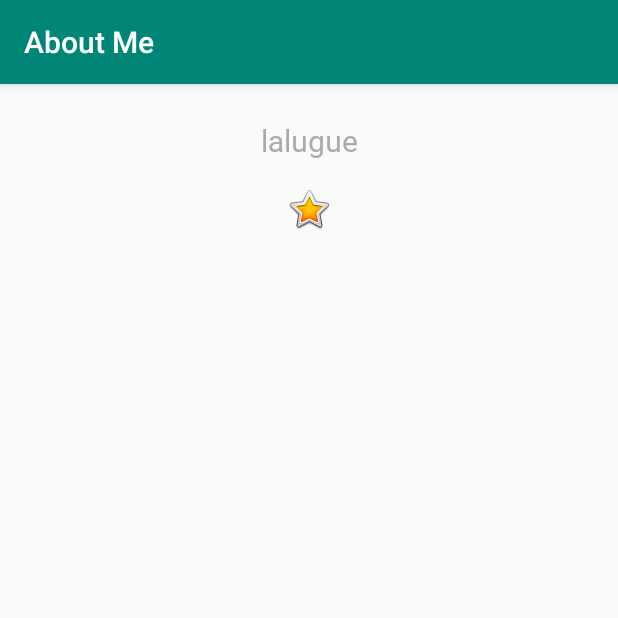
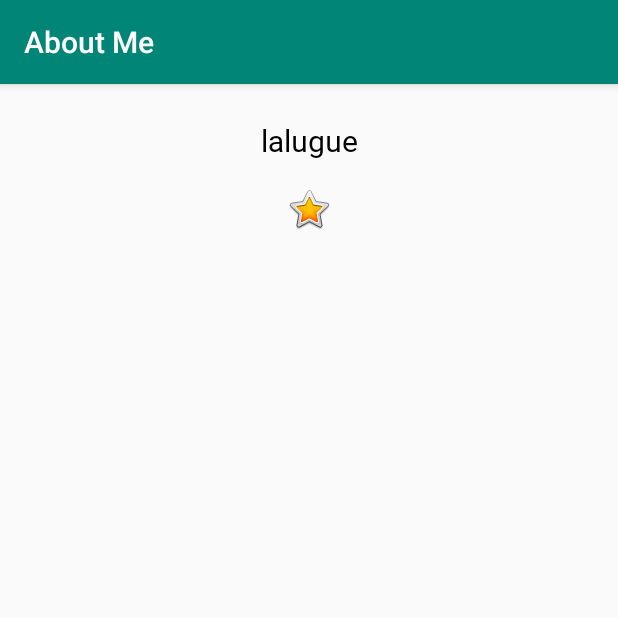
Before and after one commit to lalugue/AndroidAboutMe, an Android app: the screen it shows after launch (MainActivity), on a phone screen of 412 x 824 dp, the top half of it. Run offline under Robolectric (Android 15) with nearby library versions, the phone set to English and light mode, and no system bars.

Commit message:
revert color of text in NameStyle

```diff
--- a/app/src/main/res/values/styles.xml
+++ b/app/src/main/res/values/styles.xml
@@ -12,7 +12,7 @@
         <item name="android:layout_marginTop">@dimen/layout_margin</item>
         <item name="android:fontFamily">@font/roboto</item>
         <item name="android:paddingTop">@dimen/small_padding</item>
-        <item name="android:textColor">@android:color/darker_gray</item>
+        <item name="android:textColor">@android:color/black</item>
         <item name="android:textSize">@dimen/text_size</item>
     </style>
 
```
